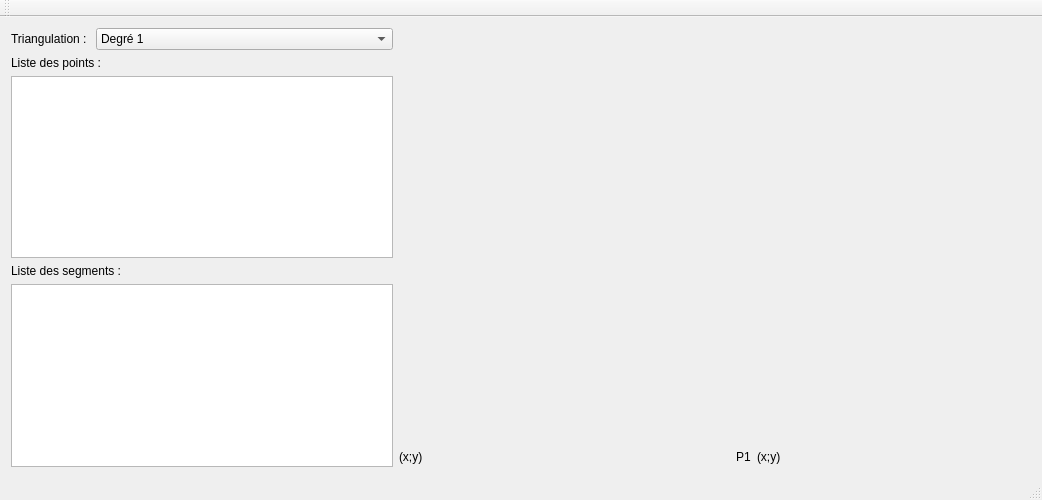
The window that mainwindow.ui (Pandraghon/TriaGUI) describes before a commit, drawn with Qt 5.
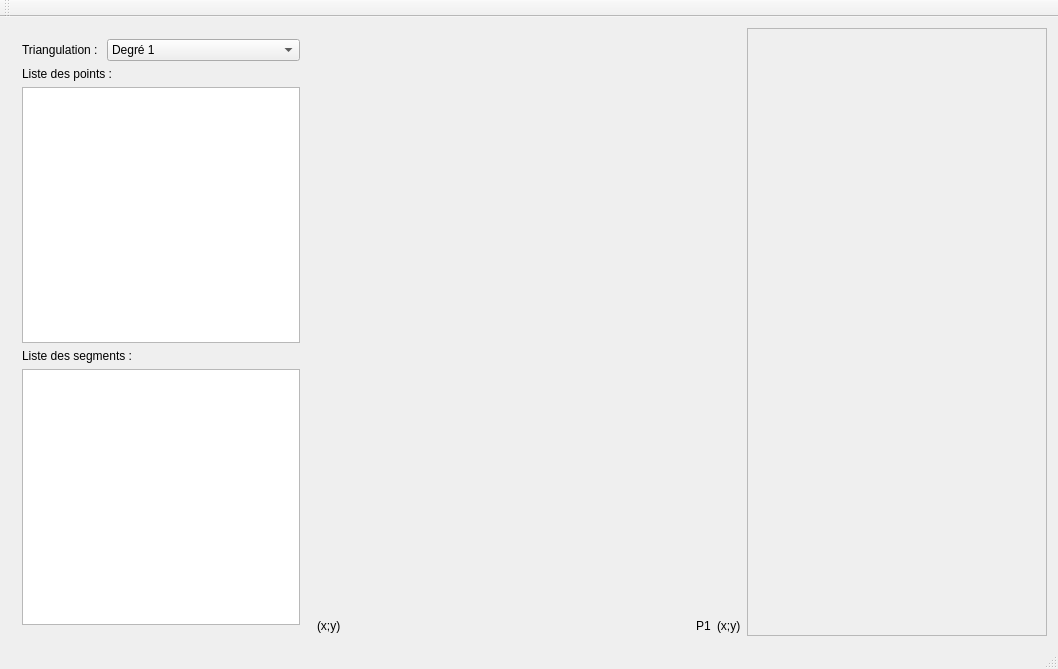
The same window after the commit.

What changed in the file:
```diff
--- a/mainwindow.ui
+++ b/mainwindow.ui
@@ -6,8 +6,8 @@
    <rect>
     <x>0</x>
     <y>0</y>
-    <width>1042</width>
-    <height>500</height>
+    <width>1058</width>
+    <height>669</height>
    </rect>
   </property>
   <property name="baseSize">
@@ -20,14 +20,38 @@
    <string>MainWindow</string>
   </property>
   <widget class="QWidget" name="centralWidget">
-   <layout class="QVBoxLayout" name="verticalLayout_3">
-    <item>
-     <layout class="QHBoxLayout" name="horizontalLayout">
-      <item>
        <layout class="QVBoxLayout" name="verticalLayout">
-        <property name="sizeConstraint">
-         <enum>QLayout::SetDefaultConstraint</enum>
+    <item>
+     <layout class="QHBoxLayout" name="horizontalLayout">
+      <item>
+       <widget class="QFrame" name="frame">
+        <property name="sizePolicy">
+         <sizepolicy hsizetype="Preferred" vsizetype="Preferred">
+          <horstretch>0</horstretch>
+          <verstretch>0</verstretch>
+         </sizepolicy>
         </property>
+        <property name="minimumSize">
+         <size>
+          <width>300</width>
+          <height>0</height>
+         </size>
+        </property>
+        <property name="maximumSize">
+         <size>
+          <width>300</width>
+          <height>16777215</height>
+         </size>
+        </property>
+        <property name="baseSize">
+         <size>
+          <width>0</width>
+          <height>0</height>
+         </size>
+        </property>
+        <layout class="QVBoxLayout" name="verticalLayout_4">
+         <item>
+          <layout class="QVBoxLayout" name="verticalLayout_3">
         <item>
          <layout class="QHBoxLayout" name="horizontalLayout_3">
           <item>
@@ -108,6 +132,9 @@
         </item>
        </layout>
       </item>
+        </layout>
+       </widget>
+      </item>
       <item>
        <layout class="QVBoxLayout" name="verticalLayout_2">
         <item>
@@ -118,6 +145,12 @@
             <verstretch>0</verstretch>
            </sizepolicy>
           </property>
+          <property name="minimumSize">
+           <size>
+            <width>300</width>
+            <height>300</height>
+           </size>
+          </property>
           <property name="baseSize">
            <size>
             <width>530</width>
@@ -167,20 +200,26 @@
        </layout>
       </item>
       <item>
-       <spacer name="horizontalSpacer">
-        <property name="orientation">
-         <enum>Qt::Horizontal</enum>
+       <widget class="QFrame" name="frame_2">
+        <property name="minimumSize">
+         <size>
+          <width>300</width>
+          <height>0</height>
+         </size>
         </property>
-        <property name="sizeType">
-         <enum>QSizePolicy::Fixed</enum>
-        </property>
-        <property name="sizeHint" stdset="0">
+        <property name="maximumSize">
          <size>
-          <width>250</width>
-          <height>20</height>
+          <width>300</width>
+          <height>16777215</height>
          </size>
         </property>
-       </spacer>
+        <property name="frameShape">
+         <enum>QFrame::StyledPanel</enum>
+        </property>
+        <property name="frameShadow">
+         <enum>QFrame::Raised</enum>
+        </property>
+       </widget>
       </item>
      </layout>
     </item>
```
Left out of the diff: 2 changed lines with no effect on the pictures. Lines whose indentation alone changed are shown as unchanged.
